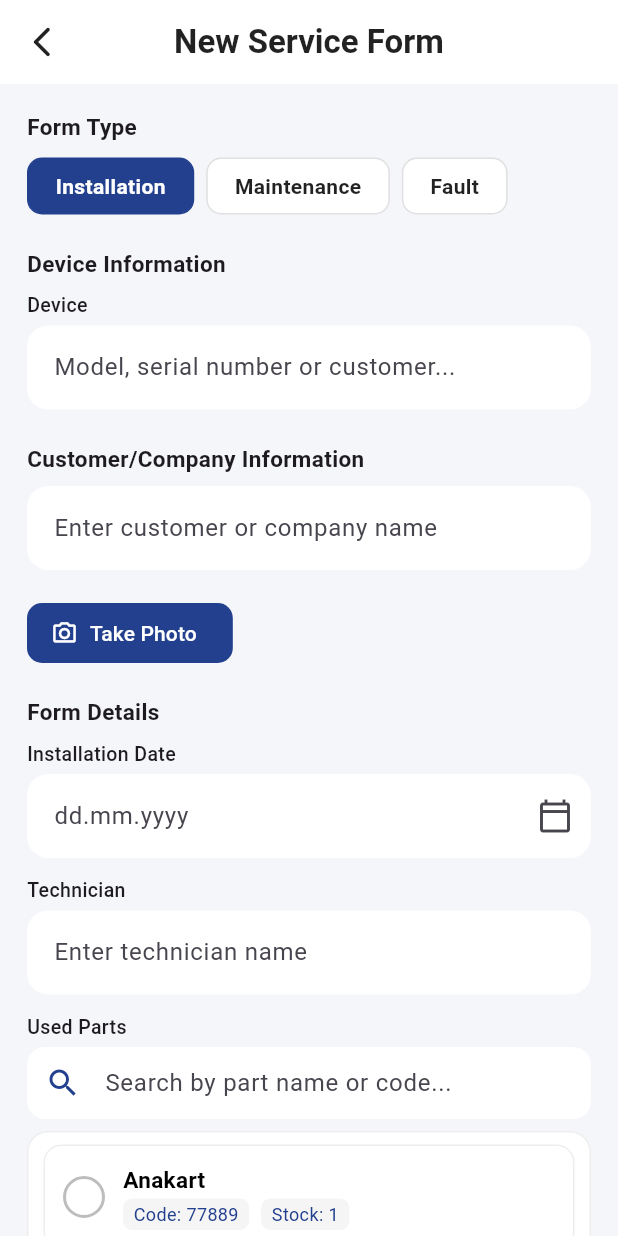
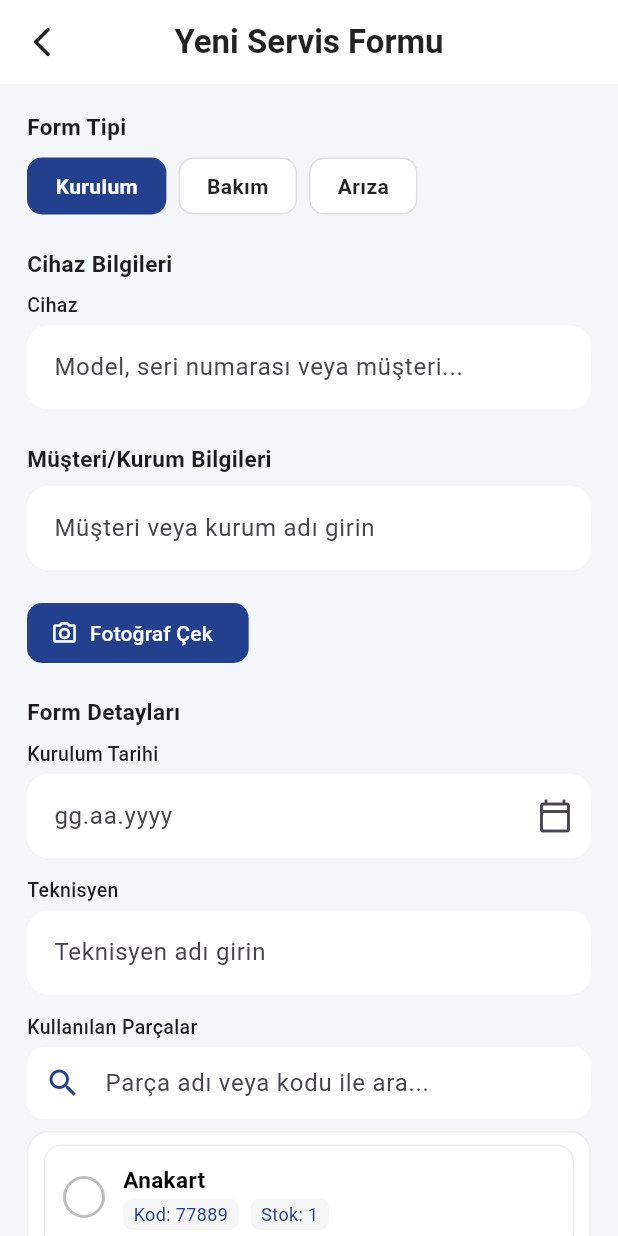
Before and after one commit to Galipacikel/CenceApp, a Flutter app: the screen it shows after launch, after a tap on "Giriş Yap", after a tap on "Yeni Servis Formu", on a phone screen of 412 x 824 dp. Run offline on Flutter 3.47's test engine with Material 3 defaults, Android fonts, the phone set to English and light mode, and no system bars; our stand-ins replace camera, firebase_auth, firebase_core, google_fonts, image_picker, permission_handler; missing offline and left inert: mobile_scanner; accounts and stored records are empty.

Commit message:
Sync service history screens with provider for real-time updates

```diff
--- a/lib/main.dart
+++ b/lib/main.dart
@@ -7,6 +7,8 @@ import 'providers/app_state_provider.dart';
 import 'screens/home_page.dart';
 import 'package:intl/date_symbol_data_local.dart';
 import 'providers/stock_provider.dart';
+import 'providers/service_history_provider.dart';
+import 'models/service_history.dart';
 
 void main() async {
   WidgetsFlutterBinding.ensureInitialized();
@@ -25,8 +27,16 @@ class MyApp extends StatelessWidget {
       providers: [
         ChangeNotifierProvider(create: (_) => AppStateProvider()),
         ChangeNotifierProvider(create: (_) => StockProvider()),
+        ChangeNotifierProvider(create: (_) => ServiceHistoryProvider()),
       ],
-      child: Consumer<AppStateProvider>(
+      child: Builder(
+        builder: (context) {
+          // Mock veriyi provider'a yükle
+          WidgetsBinding.instance.addPostFrameCallback((_) async {
+            final mockList = await MockServiceHistoryRepository().getAll();
+            Provider.of<ServiceHistoryProvider>(context, listen: false).loadMockData(mockList);
+          });
+          return Consumer<AppStateProvider>(
             builder: (context, appState, _) {
               return MaterialApp(
                 title: 'Cence App',
@@ -44,6 +54,8 @@ class MyApp extends StatelessWidget {
                   Locale('tr', 'TR'),
                   Locale('en', 'US'),
                 ],
+              );
+            },
           );
         },
       ),
--- /dev/null
+++ b/lib/providers/service_history_provider.dart
@@ -0,0 +1,57 @@
+import 'package:flutter/material.dart';
+import '../models/service_history.dart';
+
+class ServiceHistoryProvider extends ChangeNotifier {
+  final List<ServiceHistory> _serviceHistoryList = [];
+
+  List<ServiceHistory> get all => List.unmodifiable(_serviceHistoryList);
+
+  List<ServiceHistory> getRecent({int count = 3}) {
+    return _serviceHistoryList.take(count).toList();
+  }
+
+  void addServiceHistory(ServiceHistory history) {
+    _serviceHistoryList.insert(0, history);
+    notifyListeners();
+  }
+
+  void setAll(List<ServiceHistory> list) {
+    _serviceHistoryList
+      ..clear()
+      ..addAll(list);
+    notifyListeners();
+  }
+
+  void clear() {
+    _serviceHistoryList.clear();
+    notifyListeners();
+  }
+
+  void loadMockData(List<ServiceHistory> mockList) {
+    _serviceHistoryList
+      ..clear()
+      ..addAll(mockList);
+    notifyListeners();
+  }
+
+  void update(int idx, Map<String, dynamic> yeni) {
+    if (idx < 0 || idx >= _serviceHistoryList.length) return;
+    final eski = _serviceHistoryList[idx];
+    _serviceHistoryList[idx] = ServiceHistory(
+      id: eski.id,
+      date: yeni['tarih'] ?? eski.date,
+      deviceId: yeni['cihaz'] ?? eski.deviceId,
+      musteri: yeni['musteri'] ?? eski.musteri,
+      description: ((yeni['baslik'] ?? '') + (yeni['aciklama'] ?? '')),
+      technician: yeni['kisi'] ?? eski.technician,
+      status: yeni['durum'] ?? eski.status,
+      kullanilanParcalar: eski.kullanilanParcalar,
+    );
+    notifyListeners();
+  }
+
+  void delete(String id) {
+    _serviceHistoryList.removeWhere((e) => e.id == id);
+    notifyListeners();
+  }
+}
--- a/lib/screens/home_page.dart
+++ b/lib/screens/home_page.dart
@@ -12,6 +12,8 @@ import 'all_service_history_screen.dart';
 import 'service_history_detail_screen.dart';
 import '../models/service_history.dart';
 import '../models/stock_part.dart';
+import 'package:provider/provider.dart';
+import '../providers/service_history_provider.dart';
 
 class HomePage extends StatefulWidget {
   const HomePage({Key? key}) : super(key: key);
@@ -22,21 +24,21 @@ class HomePage extends StatefulWidget {
 
 class _HomePageState extends State<HomePage> {
   int _currentIndex = 0;
-  final MockServiceHistoryRepository _repository = MockServiceHistoryRepository();
-  List<ServiceHistory> _serviceHistoryList = [];
+  // final MockServiceHistoryRepository _repository = MockServiceHistoryRepository();
+  // List<ServiceHistory> _serviceHistoryList = [];
 
   @override
   void initState() {
     super.initState();
-    _loadHistory();
+    // _loadHistory();
   }
 
-  Future<void> _loadHistory() async {
-    final all = await _repository.getAll();
-    setState(() {
-      _serviceHistoryList = all;
-    });
-  }
+  // Future<void> _loadHistory() async {
+  //   final all = await _repository.getAll();
+  //   setState(() {
+  //     _serviceHistoryList = all;
+  //   });
+  // }
 
   Future<void> _addServiceHistoryFromForm(BuildContext context) async {
     final result = await Navigator.of(context).push(
@@ -44,33 +46,25 @@ class _HomePageState extends State<HomePage> {
     );
     if (result != null && result is Map<String, dynamic>) {
       final int formTipi = result['formTipi'] ?? 0;
-      String type = 'Kurulum';
       String status = 'Başarılı';
-      if (formTipi == 1) {
-        type = 'Bakım';
-        status = 'Başarılı';
-      } else if (formTipi == 2) {
-        type = 'Arıza';
-        status = 'Arızalı';
-      }
+      if (formTipi == 2) status = 'Arızalı';
       final newHistory = ServiceHistory(
         id: DateTime.now().millisecondsSinceEpoch.toString(),
-        date: result['tarih'] ?? DateTime.now(),
-        deviceId: result['cihazId'] ?? 'CIHAZ-001',
-        musteri: result['musteri'] ?? '',
-        description: result['aciklama'] ?? '',
-        technician: result['teknisyen'] ?? '',
+        date: result['date'] ?? DateTime.now(),
+        deviceId: result['deviceId'] ?? '',
+        musteri: result['customer'] ?? '',
+        description: result['description'] ?? '',
+        technician: result['technician'] ?? '',
         status: status,
-        kullanilanParcalar: (result['kullanilanParcalar'] as List?)?.map((p) => StockPart(
-          id: p['parcaKodu'] ?? '',
-          parcaAdi: p['parcaAdi'] ?? '',
-          parcaKodu: p['parcaKodu'] ?? '',
-          stokAdedi: p['adet'] ?? 1,
+        kullanilanParcalar: (result['usedParts'] as List?)?.map((p) => StockPart(
+          id: p['partCode'] ?? '',
+          parcaAdi: p['partName'] ?? '',
+          parcaKodu: p['partCode'] ?? '',
+          stokAdedi: p['quantity'] ?? 1,
           criticalLevel: 5,
         )).toList() ?? [],
       );
-      await _repository.add(newHistory);
-      await _loadHistory();
+      Provider.of<ServiceHistoryProvider>(context, listen: false).addServiceHistory(newHistory);
     }
   }
 
@@ -147,6 +141,7 @@ class _HomePageState extends State<HomePage> {
     final gridCrossAxisCount = width > 1100 ? 5 : width > 800 ? 4 : isWide ? 3 : 2;
     final gridSpacing = isWide ? 24.0 : 12.0;
     final iconColor = const Color(0xFF23408E);
+    final serviceHistoryList = Provider.of<ServiceHistoryProvider>(context).all;
     return Container(
       color: const Color(0xFFF5F6FA),
       child: SingleChildScrollView(
@@ -193,7 +188,7 @@ class _HomePageState extends State<HomePage> {
                     iconSize: cardIconSize,
                     onTap: () {
                       Navigator.of(context).push(
-                        MaterialPageRoute(builder: (_) => ServisGecmisiScreen(repository: _repository)),
+                        MaterialPageRoute(builder: (_) => ServisGecmisiScreen()),
                       );
                     },
                     iconColor: iconColor,
@@ -225,7 +220,7 @@ class _HomePageState extends State<HomePage> {
                   ),
                   onPressed: () {
                     Navigator.of(context).push(
-                      MaterialPageRoute(builder: (_) => AllServiceHistoryScreen(repository: _repository)),
+                      MaterialPageRoute(builder: (_) => AllServiceHistoryScreen()),
                     );
                   },
                   child: const Text('Tümünü Gör'),
@@ -233,11 +228,11 @@ class _HomePageState extends State<HomePage> {
               ],
             ),
             const SizedBox(height: 18),
-            if (_serviceHistoryList.isEmpty)
+            if (serviceHistoryList.isEmpty)
               const _ModernServiceHistoryCard()
             else
               Column(
-                children: _serviceHistoryList
+                children: serviceHistoryList
                     .take(3)
                     .map((item) => _ModernServiceCard(item: item))
                     .toList(),
--- a/lib/screens/new_service_form_screen.dart
+++ b/lib/screens/new_service_form_screen.dart
@@ -3,6 +3,10 @@ import 'package:image_picker/image_picker.dart';
 import 'dart:io';
 import '../models/stock_part.dart';
 import '../models/device.dart';
+import '../models/service_history.dart';
+import 'package:provider/provider.dart';
+import '../providers/stock_provider.dart';
+import '../providers/service_history_provider.dart';
 
 class NewServiceFormScreen extends StatefulWidget {
   final StockPartRepository? stockRepository;
@@ -223,56 +227,80 @@ class _NewServiceFormScreenState extends State<NewServiceFormScreen> {
   void _onKaydet() async {
     if (_selectedDevice == null) {
       ScaffoldMessenger.of(context).showSnackBar(
-        const SnackBar(content: Text('Please select a device.'), backgroundColor: Colors.red, duration: Duration(seconds: 2)),
+        const SnackBar(content: Text('Lütfen bir cihaz seçin.'), backgroundColor: Colors.red, duration: Duration(seconds: 2)),
       );
       return;
     }
     if (_customerController.text.isEmpty) {
       ScaffoldMessenger.of(context).showSnackBar(
-        const SnackBar(content: Text('Please enter customer/company name.'), backgroundColor: Colors.red, duration: Duration(seconds: 2)),
+        const SnackBar(content: Text('Lütfen müşteri/kurum adı girin.'), backgroundColor: Colors.red, duration: Duration(seconds: 2)),
       );
       return;
     }
     if (_date == null) {
       ScaffoldMessenger.of(context).showSnackBar(
-        const SnackBar(content: Text('Please select a date.'), backgroundColor: Colors.red, duration: Duration(seconds: 2)),
+        const SnackBar(content: Text('Lütfen bir tarih seçin.'), backgroundColor: Colors.red, duration: Duration(seconds: 2)),
       );
       return;
     }
     if (_technicianController.text.isEmpty) {
       ScaffoldMessenger.of(context).showSnackBar(
-        const SnackBar(content: Text('Please enter technician name.'), backgroundColor: Colors.red, duration: Duration(seconds: 2)),
+        const SnackBar(content: Text('Lütfen teknisyen adı girin.'), backgroundColor: Colors.red, duration: Duration(seconds: 2)),
       );
       return;
     }
     if (_descriptionController.text.isEmpty) {
       ScaffoldMessenger.of(context).showSnackBar(
-        const SnackBar(content: Text('Please enter a description.'), backgroundColor: Colors.red, duration: Duration(seconds: 2)),
+        const SnackBar(content: Text('Lütfen açıklama girin.'), backgroundColor: Colors.red, duration: Duration(seconds: 2)),
       );
       return;
     }
-    // Parça seçimi kontrolü
     if (_selectedParts.isEmpty) {
       ScaffoldMessenger.of(context).showSnackBar(
-        const SnackBar(content: Text('Please select at least one part and quantity.'), backgroundColor: Colors.red, duration: Duration(seconds: 2)),
+        const SnackBar(content: Text('Lütfen en az bir parça ve miktar seçin.'), backgroundColor: Colors.red, duration: Duration(seconds: 2)),
       );
       return;
     }
-    // Stoktan düşme işlemi
+    // Stoktan düşme işlemi (Provider ile)
+    final stockProvider = Provider.of<StockProvider>(context, listen: false);
     for (final sp in _selectedParts) {
-      await _stockRepository.decreaseQuantity(sp.part.parcaKodu, sp.adet);
+      stockProvider.decreaseStock(sp.part.id, sp.adet);
     }
+    // Servis geçmişine ekleme (Provider ile)
+    final serviceHistoryProvider = Provider.of<ServiceHistoryProvider>(context, listen: false);
+    serviceHistoryProvider.addServiceHistory(
+      ServiceHistory(
+        id: DateTime.now().millisecondsSinceEpoch.toString(),
+        date: _date!,
+        deviceId: _selectedDevice!.id,
+        musteri: _customerController.text,
+        description: _descriptionController.text,
+        technician: _technicianController.text,
+        status: _formTipi == 2 ? 'Arızalı' : 'Başarılı',
+        kullanilanParcalar: _selectedParts.map((sp) => StockPart(
+          id: sp.part.id,
+          parcaAdi: sp.part.parcaAdi,
+          parcaKodu: sp.part.parcaKodu,
+          stokAdedi: sp.adet,
+          criticalLevel: sp.part.criticalLevel,
+        )).toList(),
+      ),
+    );
     Navigator.pop(context, {
       'formTipi': _formTipi,
+      'date': _date!,
       'deviceId': _selectedDevice!.id,
       'customer': _customerController.text,
       'technician': _technicianController.text,
       'description': _descriptionController.text,
-      'date': _date,
-      'usedParts': _selectedParts.map((sp) => {'partCode': sp.part.parcaKodu, 'partName': sp.part.parcaAdi, 'quantity': sp.adet}).toList(),
+      'usedParts': _selectedParts.map((sp) => {
+        'partCode': sp.part.parcaKodu,
+        'partName': sp.part.parcaAdi,
+        'quantity': sp.adet,
+      }).toList(),
     });
     ScaffoldMessenger.of(context).showSnackBar(
-      const SnackBar(content: Text('Record successfully added!'), backgroundColor: Colors.green, duration: Duration(seconds: 2)),
+      const SnackBar(content: Text('Kayıt başarıyla eklendi!'), backgroundColor: Colors.green, duration: Duration(seconds: 2)),
     );
   }
 
@@ -305,7 +333,7 @@ class _NewServiceFormScreenState extends State<NewServiceFormScreen> {
           onPressed: () => Navigator.of(context).pop(),
         ),
         title: const Text(
-          'New Service Form',
+          'Yeni Servis Formu',
           style: TextStyle(color: Colors.black87, fontWeight: FontWeight.bold),
         ),
         centerTitle: true,
@@ -315,26 +343,26 @@ class _NewServiceFormScreenState extends State<NewServiceFormScreen> {
         child: Column(
           crossAxisAlignment: CrossAxisAlignment.stretch,
           children: [
-            const Text('Form Type', style: TextStyle(fontWeight: FontWeight.w600, fontSize: 15)),
+            const Text('Form Tipi', style: TextStyle(fontWeight: FontWeight.w600, fontSize: 15)),
             const SizedBox(height: 10),
             Row(
               children: [
                 _FormTypeChip(
-                  label: 'Installation',
+                  label: 'Kurulum',
                   selected: _formTipi == 0,
                   color: const Color(0xFF23408E),
                   onTap: () => setState(() => _formTipi = 0),
                 ),
                 const SizedBox(width: 8),
                 _FormTypeChip(
-                  label: 'Maintenance',
+                  label: 'Bakım',
                   selected: _formTipi == 1,
                   color: const Color(0xFFFFC107),
                   onTap: () => setState(() => _formTipi = 1),
                 ),
                 const SizedBox(width: 8),
                 _FormTypeChip(
-                  label: 'Fault',
+                  label: 'Arıza',
                   selected: _formTipi == 2,
                   color: const Color(0xFFE53935),
                   onTap: () => setState(() => _formTipi = 2),
@@ -343,9 +371,9 @@ class _NewServiceFormScreenState extends State<NewServiceFormScreen> {
             ),
             const SizedBox(height: 22),
             // Device Information
-            const Text('Device Information', style: TextStyle(fontWeight: FontWeight.w600, fontSize: 15)),
+            const Text('Cihaz Bilgileri', style: TextStyle(fontWeight: FontWeight.w600, fontSize: 15)),
             const SizedBox(height: 8),
-            const Text('Device', style: TextStyle(fontWeight: FontWeight.w500, fontSize: 13)),
+            const Text('Cihaz', style: TextStyle(fontWeight: FontWeight.w500, fontSize: 13)),
             const SizedBox(height: 4),
             // Responsive device selection
             LayoutBuilder(
@@ -357,7 +385,7 @@ class _NewServiceFormScreenState extends State<NewServiceFormScreen> {
                       controller: _deviceSearchController,
                       readOnly: false,
               decoration: InputDecoration(
-                        hintText: 'Model, serial number or customer...',
+                        hintText: 'Model, seri numarası veya müşteri...',
                 filled: true,
                 fillColor: Colors.white,
                 contentPadding: const EdgeInsets.symmetric(vertical: 16, horizontal: 14),
@@ -418,13 +446,13 @@ class _NewServiceFormScreenState extends State<NewServiceFormScreen> {
               },
             ),
             const SizedBox(height: 22),
-            const Text('Customer/Company Information', style: TextStyle(fontWeight: FontWeight.w600, fontSize: 15)),
+            const Text('Müşteri/Kurum Bilgileri', style: TextStyle(fontWeight: FontWeight.w600, fontSize: 15)),
             const SizedBox(height: 8),
             TextField(
               controller: _customerController,
               keyboardType: TextInputType.text,
               decoration: InputDecoration(
-                hintText: 'Enter customer or company name',
+                hintText: 'Müşteri veya kurum adı girin',
                 filled: true,
                 fillColor: Colors.white,
                 contentPadding: const EdgeInsets.symmetric(vertical: 16, horizontal: 14),
@@ -448,7 +476,7 @@ class _NewServiceFormScreenState extends State<NewServiceFormScreen> {
                   ),
                   onPressed: _pickImage,
                   icon: const Icon(Icons.camera_alt_outlined, color: Colors.white),
-                  label: const Text('Take Photo', style: TextStyle(color: Colors.white)),
+                  label: const Text('Fotoğraf Çek', style: TextStyle(color: Colors.white)),
                 ),
                 const SizedBox(width: 16),
                 if (_pickedImage != null)
@@ -465,16 +493,16 @@ class _NewServiceFormScreenState extends State<NewServiceFormScreen> {
             ),
             const SizedBox(height: 18),
             // Form Details
-            const Text('Form Details', style: TextStyle(fontWeight: FontWeight.w600, fontSize: 15)),
+            const Text('Form Detayları', style: TextStyle(fontWeight: FontWeight.w600, fontSize: 15)),
             const SizedBox(height: 8),
             // Installation Date header
-            const Text('Installation Date', style: TextStyle(fontWeight: FontWeight.w500, fontSize: 13)),
+            const Text('Kurulum Tarihi', style: TextStyle(fontWeight: FontWeight.w500, fontSize: 13)),
             const SizedBox(height: 4),
             TextField(
               readOnly: true,
               controller: _dateController,
               decoration: InputDecoration(
-                hintText: 'dd.mm.yyyy',
+                hintText: 'gg.aa.yyyy',
                 suffixIcon: IconButton(
                   icon: const Icon(Icons.calendar_today_outlined),
                   onPressed: () async {
@@ -500,13 +528,13 @@ class _NewServiceFormScreenState extends State<NewServiceFormScreen> {
             ),
             const SizedBox(height: 12),
             // Technician header
-            const Text('Technician', style: TextStyle(fontWeight: FontWeight.w500, fontSize: 13)),
+            const Text('Teknisyen', style: TextStyle(fontWeight: FontWeight.w500, fontSize: 13)),
             const SizedBox(height: 4),
             TextField(
               controller: _technicianController,
               keyboardType: TextInputType.text,
               decoration: InputDecoration(
-                hintText: 'Enter technician name',
+                hintText: 'Teknisyen adı girin',
                 filled: true,
                 fillColor: Colors.white,
                 contentPadding: const EdgeInsets.symmetric(vertical: 16, horizontal: 14),
@@ -518,13 +546,13 @@ class _NewServiceFormScreenState extends State<NewServiceFormScreen> {
             ),
             const SizedBox(height: 12),
             // Used Parts header
-            const Text('Used Parts', style: TextStyle(fontWeight: FontWeight.w500, fontSize: 13)),
+            const Text('Kullanılan Parçalar', style: TextStyle(fontWeight: FontWeight.w500, fontSize: 13)),
             const SizedBox(height: 4),
             // Part search box
             TextField(
               controller: _partSearchController,
               decoration: InputDecoration(
-                hintText: 'Search by part name or code...',
+                hintText: 'Parça adı veya kodu ile ara...',
                 prefixIcon: Icon(Icons.search, color: Color(0xFF23408E)),
                 filled: true,
                 fillColor: Colors.white,
@@ -564,7 +592,7 @@ class _NewServiceFormScreenState extends State<NewServiceFormScreen> {
                       child: _filteredParts.isEmpty
                           ? const Padding(
                               padding: EdgeInsets.all(20),
-                              child: Center(child: Text('No part found matching your search', style: TextStyle(color: Colors.grey))),
+                              child: Center(child: Text('Aramanıza uygun parça bulunamadı', style: TextStyle(color: Colors.grey))),
                             )
                           : ListView.separated(
                               shrinkWrap: true,
@@ -651,7 +679,7 @@ class _NewServiceFormScreenState extends State<NewServiceFormScreen> {
                                                         color: Colors.red.shade100,
                                                         borderRadius: BorderRadius.circular(8),
                                                       ),
-                                                      child: const Text('Out of Stock', style: TextStyle(color: Colors.red, fontSize: 11, fontWeight: FontWeight.bold)),
+                                                      child: const Text('Stokta Yok', style: TextStyle(color: Colors.red, fontSize: 11, fontWeight: FontWeight.bold)),
                                                     ),
                                                   ),
                                               ],
@@ -665,7 +693,7 @@ class _NewServiceFormScreenState extends State<NewServiceFormScreen> {
                                                     color: Colors.grey.shade100,
                                                     borderRadius: BorderRadius.circular(6),
                                                   ),
-                                                  child: Text('Code: ${part.parcaKodu}', style: const TextStyle(fontSize: 12, color: Color(0xFF23408E))),
+                                                  child: Text('Kod: ${part.parcaKodu}', style: const TextStyle(fontSize: 12, color: Color(0xFF23408E))),
                                                 ),
                                                 const SizedBox(width: 8),
                                                 Container(
@@ -674,7 +702,7 @@ class _NewServiceFormScreenState extends State<NewServiceFormScreen> {
                                                     color: Colors.grey.shade100,
                                                     borderRadius: BorderRadius.circular(6),
                                                   ),
-                                                  child: Text('Stock: ${part.stokAdedi}', style: const TextStyle(fontSize: 12, color: Color(0xFF23408E))),
+                                                  child: Text('Stok: ${part.stokAdedi}', style: const TextStyle(fontSize: 12, color: Color(0xFF23408E))),
                                                 ),
                                               ],
                                             ),
@@ -727,7 +755,7 @@ class _NewServiceFormScreenState extends State<NewServiceFormScreen> {
             ),
             const SizedBox(height: 12),
             // Description header
-            const Text('Description', style: TextStyle(fontWeight: FontWeight.w500, fontSize: 13)),
+            const Text('Açıklama', style: TextStyle(fontWeight: FontWeight.w500, fontSize: 13)),
             const SizedBox(height: 4),
             TextField(
               controller: _descriptionController,
@@ -735,7 +763,7 @@ class _NewServiceFormScreenState extends State<NewServiceFormScreen> {
               minLines: 3,
               maxLines: 5,
               decoration: InputDecoration(
-                hintText: 'Write down the work done and your notes here...',
+                hintText: 'Yapılan işlemi ve notlarınızı buraya yazın...',
                 filled: true,
                 fillColor: Colors.white,
                 contentPadding: const EdgeInsets.symmetric(vertical: 16, horizontal: 14),
@@ -759,7 +787,7 @@ class _NewServiceFormScreenState extends State<NewServiceFormScreen> {
                 ),
                 onPressed: _onKaydet,
                 child: const Text(
-                  'Save',
+                  'Kaydet',
                   style: TextStyle(
                     color: Colors.white,
                     fontWeight: FontWeight.bold,
```
Also changed, not shown: lib/screens/service_history_screen.dart (+43 -42 lines). Lines whose indentation alone changed are shown as unchanged.
